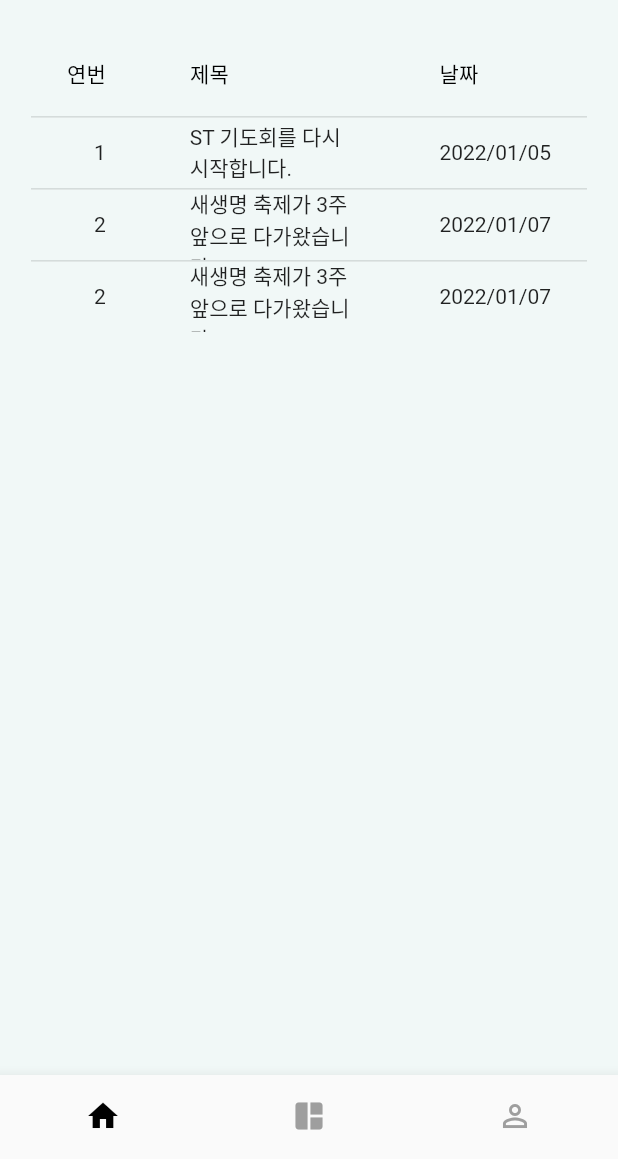
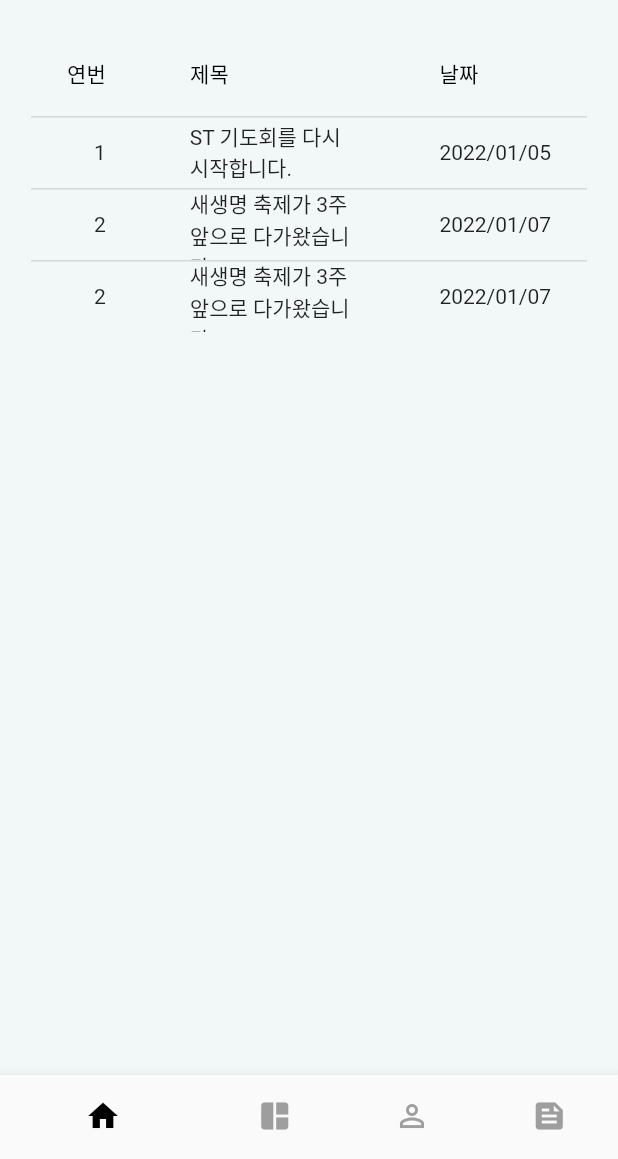
Before and after one commit to minjun-P/byBloom_MVP, a Flutter app: the MainScreen screen opened by its route, after a tap on "공지사항", on a phone screen of 412 x 824 dp, the part 77-1236 px from its top. Run offline on Flutter 3.47's test engine with Material 2 defaults, Android fonts, the phone set to English and light mode, and no system bars; our stand-ins replace firebase_auth, firebase_core, firebase_database, firebase_storage, flutter_screenutil, get and 1 more; accounts and stored records are empty; network calls fail.

Commit message:
피드 추가

```diff
--- /dev/null
+++ b/lib/feed/feedscreen.dart
@@ -0,0 +1,10 @@
+import 'package:flutter/material.dart';
+
+class FeedScreen extends StatelessWidget {
+  const FeedScreen({Key? key}) : super(key: key);
+
+  @override
+  Widget build(BuildContext context) {
+    return Container();
+  }
+}
--- a/lib/main_controller.dart
+++ b/lib/main_controller.dart
@@ -7,7 +7,7 @@ import 'package:bybloom_mvp/schedule/shcedulescreen.dart';
 
 class MainController extends GetxController{
   var selectedIndex = 0.obs;
-  var appBarList = ['시민의 교회','영성 스케쥴','프로필'].obs;
+  var appBarList = ['시민의 교회','영성 스케쥴','프로필','피드'].obs;
 
   void changeIndex(int index) {
     selectedIndex(index);
--- a/lib/mainscreen.dart
+++ b/lib/mainscreen.dart
@@ -1,4 +1,5 @@
 import 'package:bybloom_mvp/Auth/authservice.dart';
+import 'package:bybloom_mvp/feed/feedscreen.dart';
 import 'package:bybloom_mvp/home/homescreen.dart';
 import 'package:bybloom_mvp/profile/profilescreen.dart';
 import 'package:bybloom_mvp/schedule/shcedulescreen.dart';
@@ -65,7 +66,8 @@ class MainScreen extends GetView<MainController> {
                       }
                   ),
 
-                  ProfileScreen()
+                  ProfileScreen(),
+                  FeedScreen()
                 ],
               ),
             ),
@@ -76,6 +78,7 @@ class MainScreen extends GetView<MainController> {
                     icon: Icon(Icons.auto_awesome_mosaic), label: ''),
                 BottomNavigationBarItem(
                     icon: Icon(Icons.perm_identity), label: ''),
+                BottomNavigationBarItem(icon: Icon(Icons.feed), label: ''),
               ],
 
               onTap: (index) {
```
